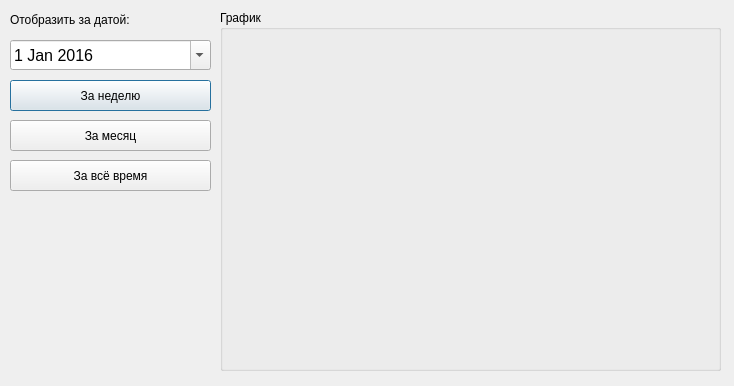
First picture: the form in VTeatre/statistic.ui, repository sashaserg/Cursovaya, before the edit.
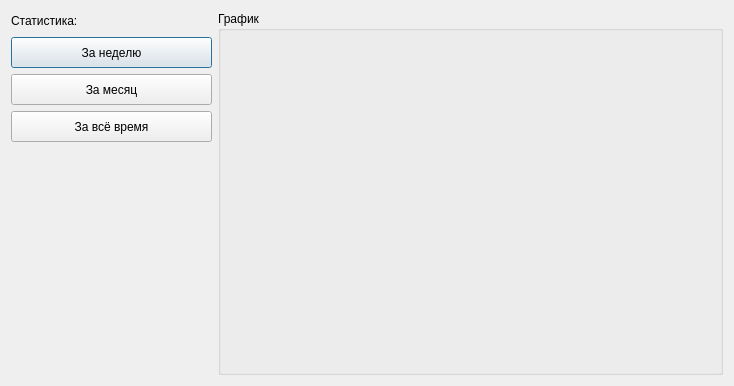
Second picture: the form after the edit. Icons and pictures are not drawn. Custom widgets are drawn as their Qt base class.

Patch:
```diff
--- a/VTeatre/statistic.ui
+++ b/VTeatre/statistic.ui
@@ -13,115 +13,124 @@
   <property name="windowTitle">
    <string>Dialog</string>
   </property>
-  <widget class="QGroupBox" name="groupBox">
-   <property name="geometry">
-    <rect>
-     <x>220</x>
-     <y>10</y>
-     <width>501</width>
-     <height>361</height>
-    </rect>
-   </property>
-   <property name="title">
-    <string>График</string>
-   </property>
-   <widget class="QCustomPlot" name="widget" native="true">
-    <property name="geometry">
-     <rect>
-      <x>10</x>
-      <y>20</y>
-      <width>481</width>
-      <height>331</height>
-     </rect>
-    </property>
-   </widget>
-  </widget>
-  <widget class="QDateEdit" name="dateEdit">
-   <property name="geometry">
-    <rect>
-     <x>10</x>
-     <y>40</y>
-     <width>201</width>
-     <height>30</height>
-    </rect>
-   </property>
-   <property name="minimumSize">
-    <size>
-     <width>1</width>
-     <height>1</height>
-    </size>
-   </property>
-   <property name="font">
-    <font>
-     <pointsize>12</pointsize>
-    </font>
-   </property>
-   <property name="dateTime">
-    <datetime>
-     <hour>0</hour>
-     <minute>0</minute>
-     <second>0</second>
-     <year>2016</year>
-     <month>1</month>
-     <day>1</day>
-    </datetime>
-   </property>
-   <property name="calendarPopup">
-    <bool>true</bool>
-   </property>
-  </widget>
+  <property name="windowIcon">
+   <iconset resource="Resurs1.qrc">
+    <normaloff>:/image/trends.ico</normaloff>:/image/trends.ico</iconset>
+  </property>
+  <layout class="QGridLayout" name="gridLayout">
+   <item row="0" column="0">
+    <layout class="QHBoxLayout" name="horizontalLayout">
+     <item>
+      <layout class="QVBoxLayout" name="verticalLayout_2">
+       <item>
+        <layout class="QVBoxLayout" name="verticalLayout">
+         <item>
   <widget class="QLabel" name="label">
-   <property name="geometry">
-    <rect>
-     <x>10</x>
-     <y>10</y>
+           <property name="minimumSize">
+            <size>
      <width>161</width>
      <height>20</height>
-    </rect>
+            </size>
    </property>
    <property name="text">
-    <string>Отобразить за датой:</string>
-   </property>
-  </widget>
+            <string>Статистика:</string>
+           </property>
+          </widget>
+         </item>
+         <item>
   <widget class="QPushButton" name="pushButton">
-   <property name="geometry">
-    <rect>
-     <x>10</x>
-     <y>80</y>
+           <property name="minimumSize">
+            <size>
      <width>201</width>
      <height>31</height>
-    </rect>
+            </size>
    </property>
    <property name="text">
     <string>За неделю</string>
    </property>
   </widget>
+         </item>
+         <item>
   <widget class="QPushButton" name="pushButton_2">
-   <property name="geometry">
-    <rect>
-     <x>10</x>
-     <y>120</y>
+           <property name="minimumSize">
+            <size>
      <width>201</width>
      <height>31</height>
-    </rect>
+            </size>
    </property>
    <property name="text">
     <string>За месяц</string>
    </property>
   </widget>
+         </item>
+         <item>
   <widget class="QPushButton" name="pushButton_3">
-   <property name="geometry">
-    <rect>
-     <x>10</x>
-     <y>160</y>
+           <property name="minimumSize">
+            <size>
      <width>201</width>
      <height>31</height>
-    </rect>
+            </size>
    </property>
    <property name="text">
     <string>За всё время</string>
    </property>
   </widget>
+         </item>
+        </layout>
+       </item>
+       <item>
+        <spacer name="verticalSpacer">
+         <property name="orientation">
+          <enum>Qt::Vertical</enum>
+         </property>
+         <property name="sizeHint" stdset="0">
+          <size>
+           <width>20</width>
+           <height>218</height>
+          </size>
+         </property>
+        </spacer>
+       </item>
+      </layout>
+     </item>
+     <item>
+      <widget class="QGroupBox" name="groupBox">
+       <property name="sizePolicy">
+        <sizepolicy hsizetype="Expanding" vsizetype="Expanding">
+         <horstretch>0</horstretch>
+         <verstretch>0</verstretch>
+        </sizepolicy>
+       </property>
+       <property name="minimumSize">
+        <size>
+         <width>501</width>
+         <height>361</height>
+        </size>
+       </property>
+       <property name="title">
+        <string>График</string>
+       </property>
+       <widget class="QCustomPlot" name="widget" native="true">
+        <property name="geometry">
+         <rect>
+          <x>10</x>
+          <y>20</y>
+          <width>481</width>
+          <height>331</height>
+         </rect>
+        </property>
+        <property name="sizePolicy">
+         <sizepolicy hsizetype="Expanding" vsizetype="Expanding">
+          <horstretch>0</horstretch>
+          <verstretch>0</verstretch>
+         </sizepolicy>
+        </property>
+       </widget>
+      </widget>
+     </item>
+    </layout>
+   </item>
+  </layout>
  </widget>
  <customwidgets>
   <customwidget>
```
Left out of the diff: 6 changed lines with no effect on the pictures. Lines whose indentation alone changed are shown as unchanged.
